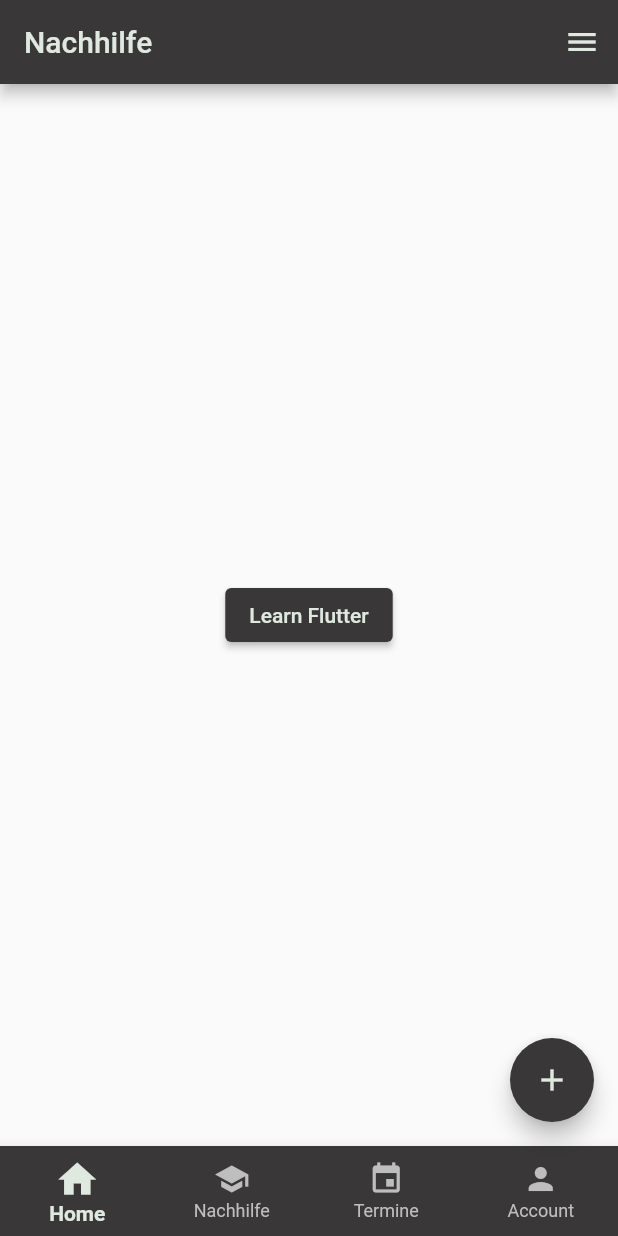
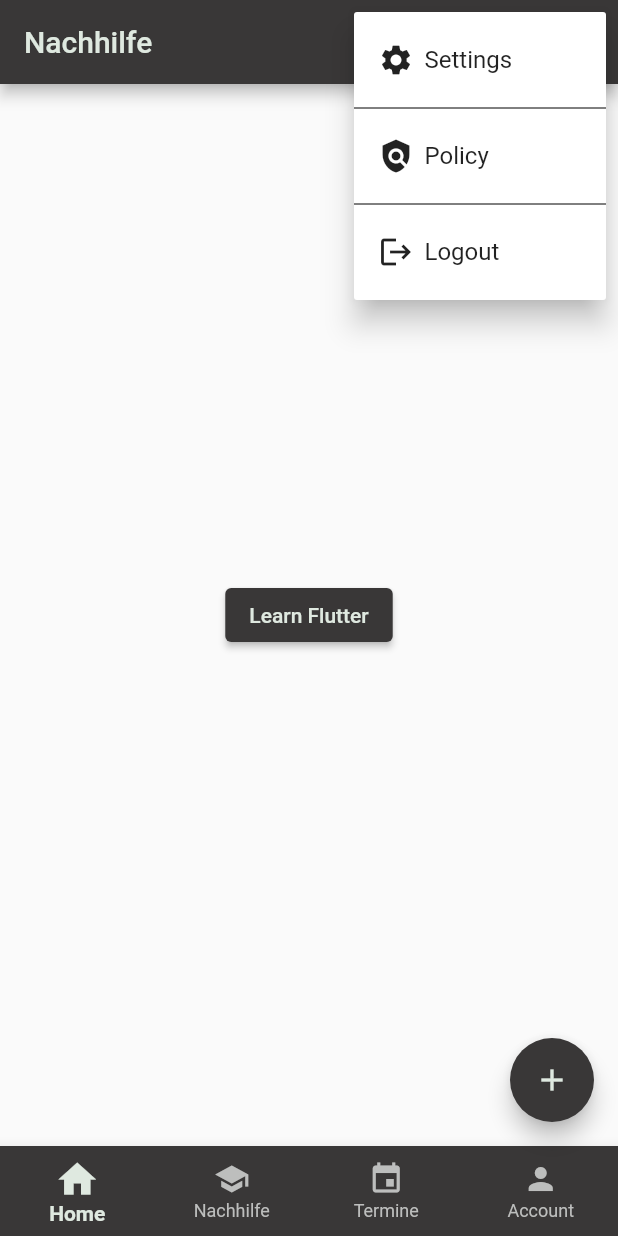
Before and after one commit to crisptells/SEIII_Flutter_App, a Flutter app: the screen it shows after launch, after a tap on the "menu" icon, on a phone screen of 412 x 824 dp. Run offline on Flutter 3.47's test engine with Material 2 defaults, Android fonts, the phone set to English and light mode, and no system bars; our stand-ins replace table_calendar.

Commit message:
App Bar Dropdown Menu

```diff
--- a/lib/main.dart
+++ b/lib/main.dart
@@ -3,6 +3,8 @@ import 'package:flutter_test_app/events_page.dart';
 import 'package:flutter_test_app/home_page.dart';
 import 'package:flutter_test_app/account_page.dart';
 import 'package:flutter_test_app/nachhilfe_page.dart';
+
+import 'learn_flutter_page.dart';
 
 void main() {
   runApp(const MyApp());
@@ -56,13 +58,48 @@ class _RootPageState extends State<RootPage> {
         ),
         backgroundColor: const Color.fromARGB(255, 57, 55, 55),
         actions: [
-          IconButton(
-            onPressed: () {
-              debugPrint('Actions');
-            },
-            icon: const Icon(
-              Icons.menu,
-              color: Color.fromARGB(255, 223, 233, 224),
+          Theme(
+            data: Theme.of(context).copyWith(dividerColor: Colors.black),
+            child: PopupMenuButton<int>(
+              itemBuilder: (context) => [
+                PopupMenuItem<int>(
+                  value: 0,
+                  child: Row(
+                    children: const [
+                      Icon(Icons.settings),
+                      SizedBox(width: 7,),
+                      Text('Settings')
+                    ],
+                  ),
+                ),
+                const PopupMenuDivider(),
+                PopupMenuItem<int>(
+                  value: 1,
+                  child: Row(
+                    children: const [
+                      Icon(Icons.policy),
+                      SizedBox(width: 7,),
+                      Text('Policy')
+                    ],
+                  ),
+                ),
+                const PopupMenuDivider(),
+                PopupMenuItem<int>(
+                  value: 2,
+                  child: Row(
+                    children: const [
+                      Icon(Icons.logout),
+                      SizedBox(width: 7,),
+                      Text('Logout')
+                    ],
+                  ),
+                ),
+              ],
+              onSelected: (item) => SelectedItem(context, item),
+              icon: const Icon(
+                Icons.menu,
+                color: Color.fromARGB(255, 223, 233, 224),
+              ),
             ),
           ),
         ],
@@ -116,4 +153,19 @@ class _RootPageState extends State<RootPage> {
       ),
     );
   }
+
+  // ignore: non_constant_identifier_names
+  SelectedItem(BuildContext context, int item) {
+    switch (item) {
+      case 0:
+        Navigator.of(context).push(MaterialPageRoute(builder: (context)=>const LearnFlutterPage()));
+        break;
+      case 1:
+        Navigator.of(context).push(MaterialPageRoute(builder: (context)=>const LearnFlutterPage()));
+        break;
+      case 2:
+        Navigator.of(context).push(MaterialPageRoute(builder: (context)=>const LearnFlutterPage())); // wenn richtige Login Seite da ist dann pushAndRemoveUntil
+        break;
+    }
+  }
 }
```
